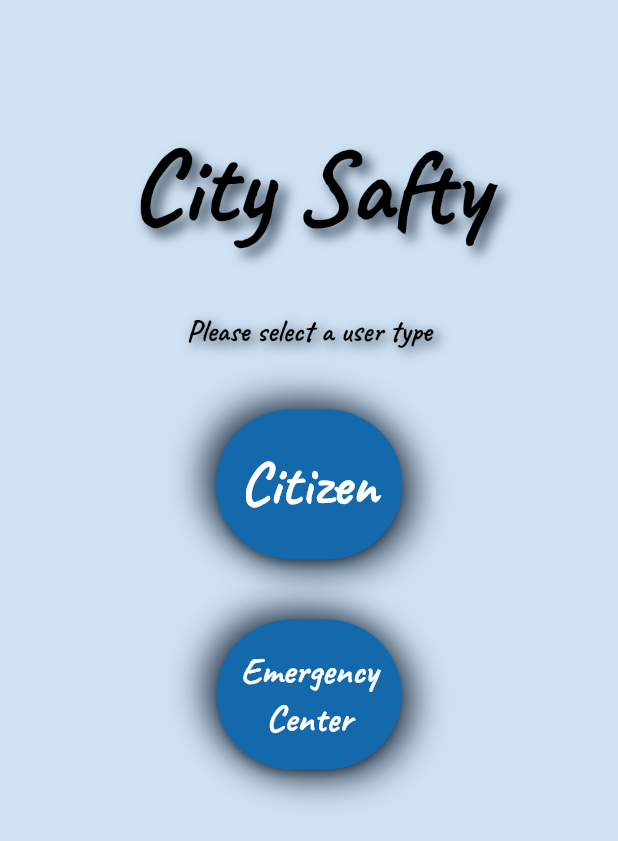
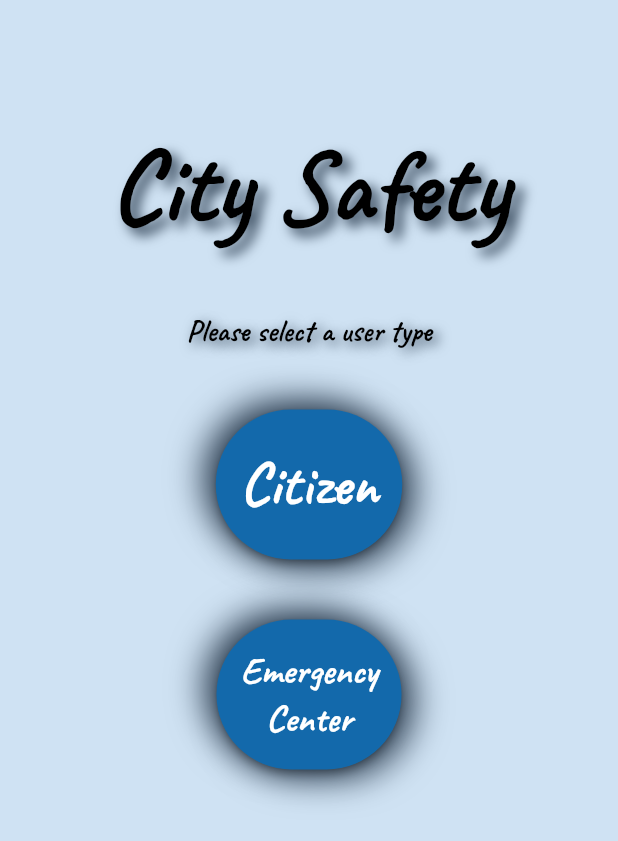
Before and after one commit to nuri1234/CitySaftyProject, a Flutter app: the screen it shows after launch, on a phone screen of 412 x 824 dp. Shown: the top 841 px of the screen. Run offline on Flutter 3.47's test engine with Material 2 defaults, Android fonts, the phone set to English and light mode, and no system bars; our stand-ins replace firebase_auth, firebase_core, google_fonts, mask_text_input_formatter, pinput; missing offline and left inert: mongo_dart; accounts and stored records are empty.

Commit message:
update:text

```diff
--- a/lib/texts.dart
+++ b/lib/texts.dart
@@ -1,7 +1,7 @@
 
 class app_texts{
 
-  static String CitySafty= "City Safty";
+  static String CitySafty= "City Safety";
   static String Citizen= "Citizen";
   static String EmergencyCenter= "Emergency";
   static String EmergencyCenter2= "Center";
```
